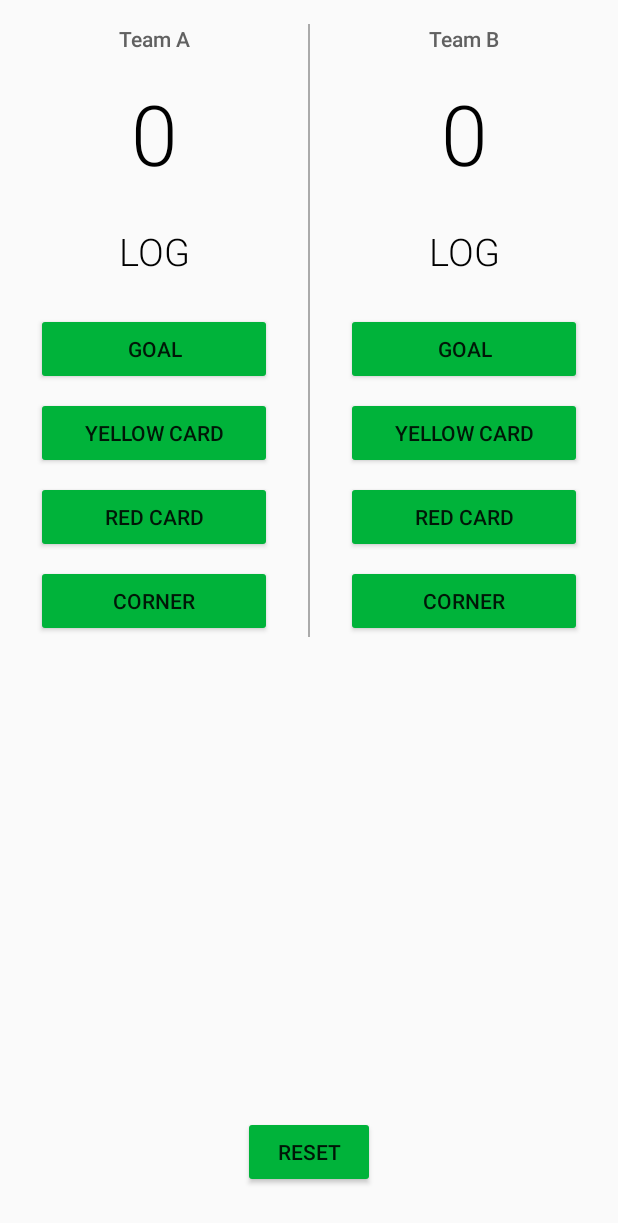
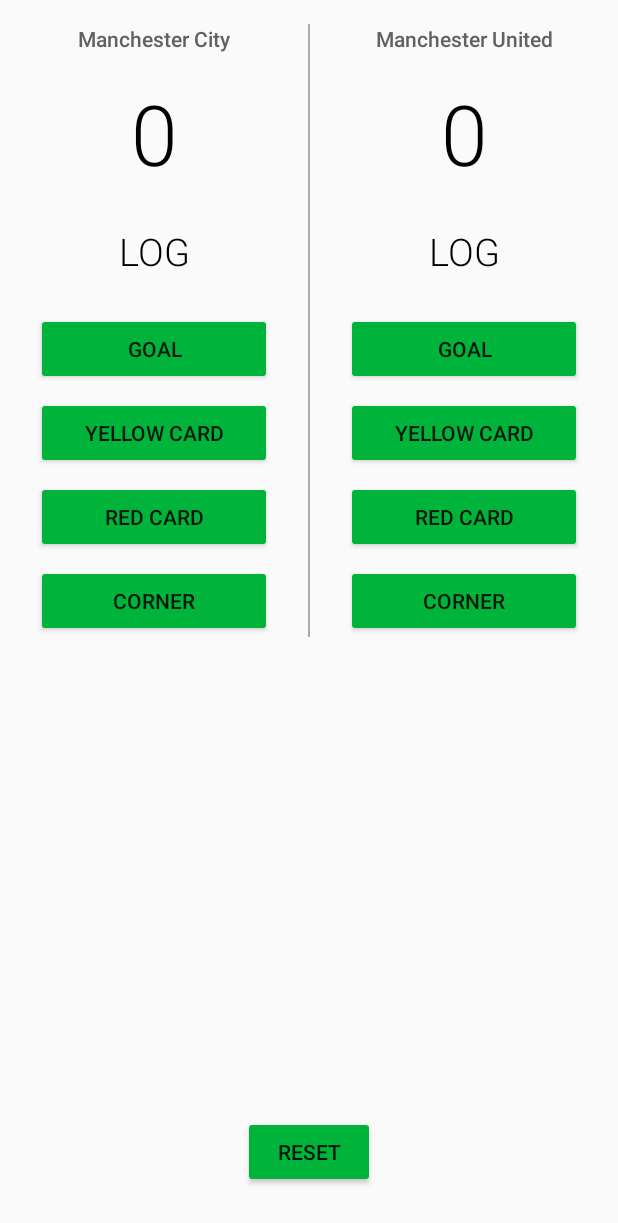
Before and after one commit to alanionita/GDS_ScoreKeeper, an Android app: the screen it shows after launch (MainActivity), on a phone screen of 412 x 824 dp. Shown: the top 1223 px of the screen. Run offline under Robolectric (Android 15) with nearby library versions, the phone set to English and light mode, and no system bars.

Commit message:
added string resource for team names

```diff
--- a/app/src/main/res/layout/activity_main.xml
+++ b/app/src/main/res/layout/activity_main.xml
@@ -17,6 +17,7 @@
             android:orientation="vertical">
 
             <TextView
+                android:id="@+id/team_a_name"
                 android:layout_width="match_parent"
                 android:layout_height="wrap_content"
                 android:gravity="center_horizontal"
@@ -24,7 +25,7 @@
                 android:textSize="14sp"
                 android:textColor="#616161"
                 android:fontFamily="sans-serif-medium"
-                android:text="Team A" />
+                android:text="@string/team_a_name" />
 
             <TextView
                 android:id="@+id/team_a_score"
@@ -98,6 +99,7 @@
             android:orientation="vertical">
 
             <TextView
+                android:id="@+id/team_b_name"
                 android:layout_width="match_parent"
                 android:layout_height="wrap_content"
                 android:gravity="center_horizontal"
@@ -105,7 +107,7 @@
                 android:textSize="14sp"
                 android:textColor="#616161"
                 android:fontFamily="sans-serif-medium"
-                android:text="Team B" />
+                android:text="@string/team_b_name" />
 
             <TextView
                 android:id="@+id/team_b_score"
--- a/app/src/main/res/values/strings.xml
+++ b/app/src/main/res/values/strings.xml
@@ -1,3 +1,5 @@
 <resources>
     <string name="app_name">ScoreKeeper</string>
+    <string name="team_a_name">Manchester City</string>
+    <string name="team_b_name">Manchester United</string>
 </resources>
```
